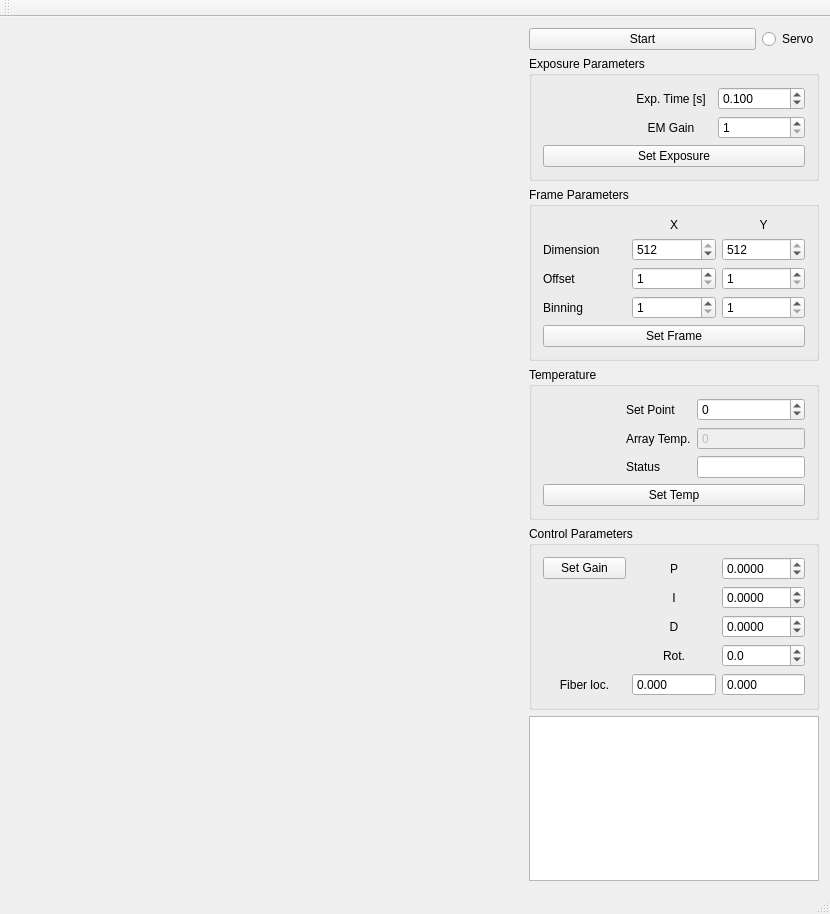
Old version of the form src/fttMainWindow.ui in the repository tmccrack/cameraLibrary.
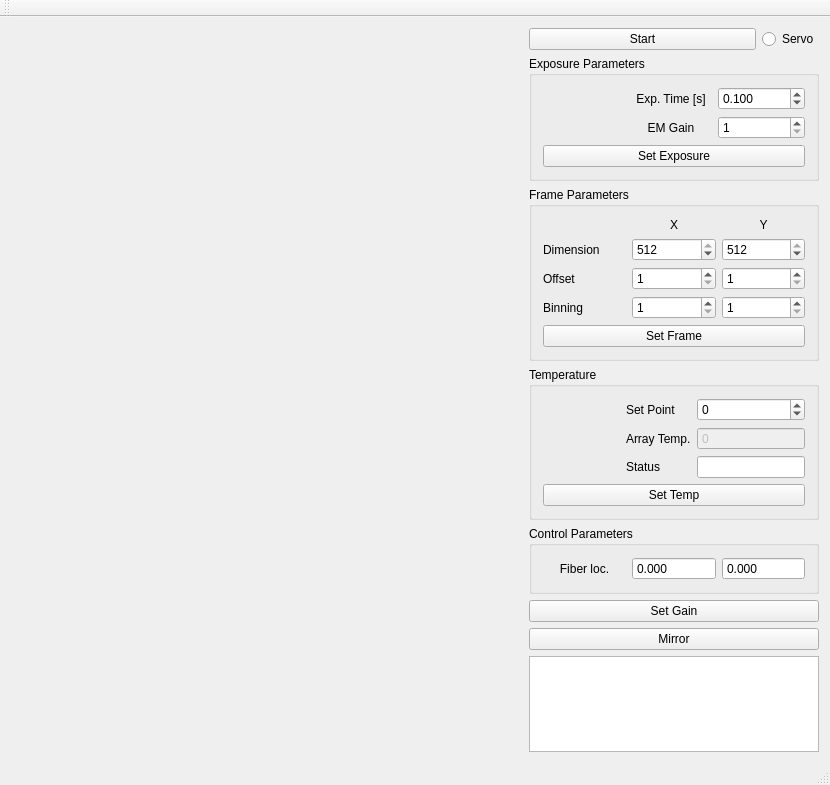
New version of the form.

Commit message: Moved servo and mirror control to popus

```diff
--- a/src/fttMainWindow.ui
+++ b/src/fttMainWindow.ui
@@ -7,7 +7,7 @@
     <x>0</x>
     <y>0</y>
     <width>830</width>
-    <height>914</height>
+    <height>785</height>
    </rect>
   </property>
   <property name="windowTitle">
@@ -466,23 +466,7 @@
          <string>Control Parameters</string>
         </property>
         <layout class="QGridLayout" name="gridLayout_3">
-         <item row="0" column="2">
-          <widget class="QDoubleSpinBox" name="spb_P">
-           <property name="decimals">
-            <number>4</number>
-           </property>
-           <property name="minimum">
-            <double>-100.000000000000000</double>
-           </property>
-           <property name="maximum">
-            <double>100.000000000000000</double>
-           </property>
-           <property name="singleStep">
-            <double>0.010000000000000</double>
-           </property>
-          </widget>
-         </item>
-         <item row="4" column="0">
+         <item row="0" column="0">
           <widget class="QLabel" name="label_FiberLoc">
            <property name="text">
             <string>Fiber loc.</string>
@@ -492,96 +476,7 @@
            </property>
           </widget>
          </item>
-         <item row="1" column="1">
-          <widget class="QLabel" name="label_I">
-           <property name="text">
-            <string>I</string>
-           </property>
-           <property name="alignment">
-            <set>Qt::AlignCenter</set>
-           </property>
-          </widget>
-         </item>
-         <item row="3" column="1">
-          <widget class="QLabel" name="lbl_Rotation">
-           <property name="text">
-            <string>Rot.</string>
-           </property>
-           <property name="alignment">
-            <set>Qt::AlignCenter</set>
-           </property>
-          </widget>
-         </item>
-         <item row="1" column="2">
-          <widget class="QDoubleSpinBox" name="spb_I">
-           <property name="decimals">
-            <number>4</number>
-           </property>
-           <property name="minimum">
-            <double>-100.000000000000000</double>
-           </property>
-           <property name="singleStep">
-            <double>0.010000000000000</double>
-           </property>
-          </widget>
-         </item>
          <item row="0" column="1">
-          <widget class="QLabel" name="label_P">
-           <property name="text">
-            <string>P</string>
-           </property>
-           <property name="alignment">
-            <set>Qt::AlignCenter</set>
-           </property>
-          </widget>
-         </item>
-         <item row="3" column="2">
-          <widget class="QDoubleSpinBox" name="spb_Rotation">
-           <property name="decimals">
-            <number>1</number>
-           </property>
-           <property name="minimum">
-            <double>-360.000000000000000</double>
-           </property>
-           <property name="maximum">
-            <double>360.000000000000000</double>
-           </property>
-          </widget>
-         </item>
-         <item row="2" column="1">
-          <widget class="QLabel" name="label_D">
-           <property name="text">
-            <string>D</string>
-           </property>
-           <property name="alignment">
-            <set>Qt::AlignCenter</set>
-           </property>
-          </widget>
-         </item>
-         <item row="2" column="2">
-          <widget class="QDoubleSpinBox" name="spb_D">
-           <property name="decimals">
-            <number>4</number>
-           </property>
-           <property name="minimum">
-            <double>-100.000000000000000</double>
-           </property>
-           <property name="maximum">
-            <double>100.000000000000000</double>
-           </property>
-           <property name="singleStep">
-            <double>0.010000000000000</double>
-           </property>
-          </widget>
-         </item>
-         <item row="0" column="0">
-          <widget class="QPushButton" name="btn_Gain">
-           <property name="text">
-            <string>Set Gain</string>
-           </property>
-          </widget>
-         </item>
-         <item row="4" column="1">
           <widget class="QDoubleSpinBox" name="spb_XFib">
            <property name="toolTip">
             <string>Target horizontal location for control algorithm</string>
@@ -597,7 +492,7 @@
            </property>
           </widget>
          </item>
-         <item row="4" column="2">
+         <item row="0" column="2">
           <widget class="QDoubleSpinBox" name="spb_YFib">
            <property name="toolTip">
             <string>Target vertical location for control algorithm</string>
@@ -616,6 +511,20 @@
         </layout>
        </widget>
       </item>
+      <item>
+       <widget class="QPushButton" name="btn_Gain">
+        <property name="text">
+         <string>Set Gain</string>
+        </property>
+       </widget>
+      </item>
+      <item>
+       <widget class="QPushButton" name="btn_Mirror">
+        <property name="text">
+         <string>Mirror</string>
+        </property>
+       </widget>
+      </item>
       <item>
        <widget class="QPlainTextEdit" name="logUpdateText"/>
       </item>
```
Left out of the diff: 2 changed lines with no effect on the pictures. The commit also changes 7 other files.
